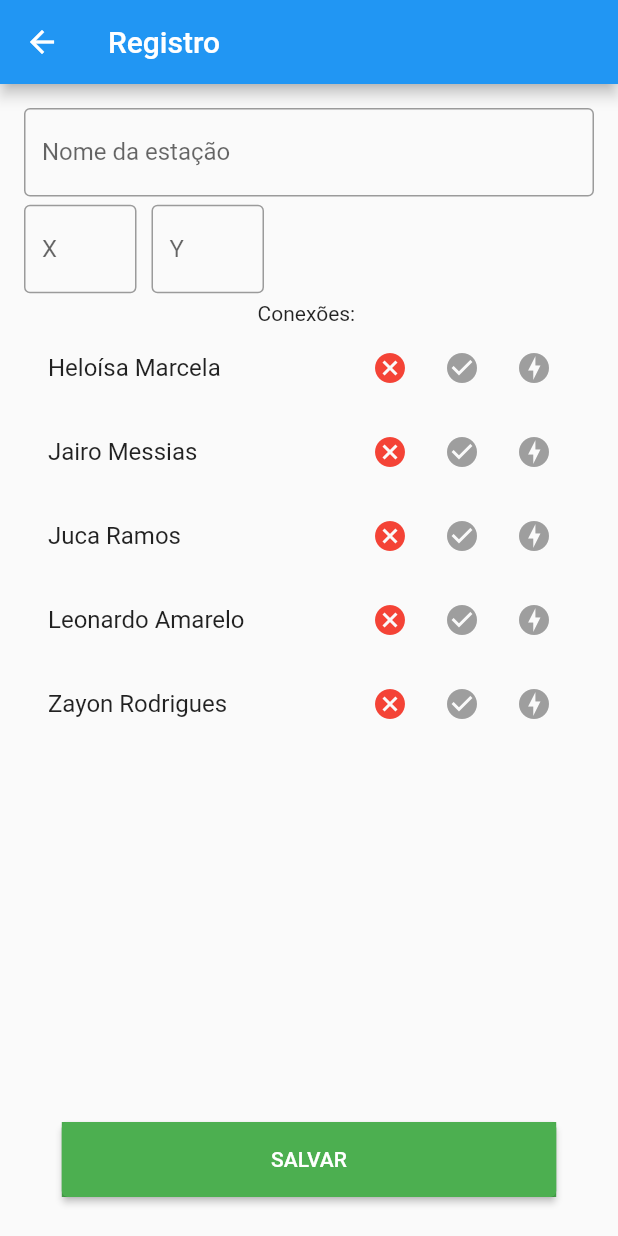
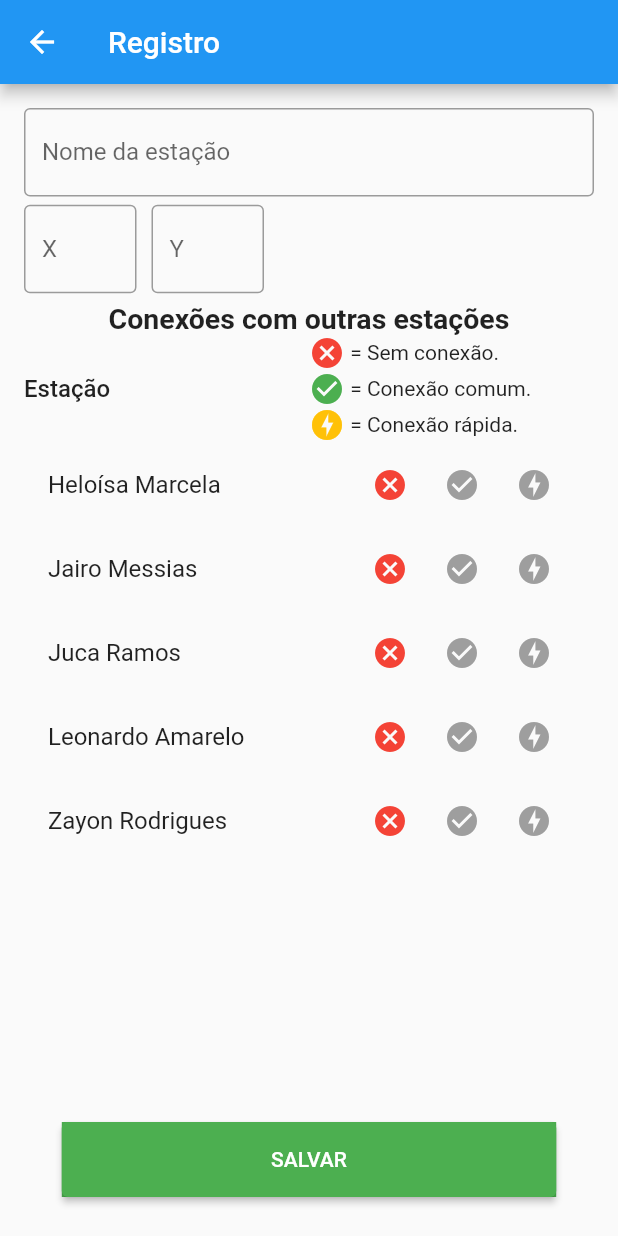
Before and after one commit to SantanaCosta/Route-Search, a Flutter app: the StationRegisterPage screen opened by its route, on a phone screen of 412 x 824 dp. Run offline on Flutter 3.47's test engine with Material 2 defaults, Android fonts, the phone set to English and light mode, and no system bars; our stand-ins replace hive; accounts and stored records are empty.

Commit message:
Ajustando labels registro de estações

```diff
--- a/route_search/lib/view/station_register_page.dart
+++ b/route_search/lib/view/station_register_page.dart
@@ -21,7 +21,7 @@ class _StationRegisterPageState extends State<StationRegisterPage> {
           child: Column(
             children: [
               _handleTextFields(context),
-              Text('Conexões: '),
+              _handleDescription(context),
               _handleConnectionsList(context),
               _handleSaveButton(context)
             ],
@@ -60,6 +60,52 @@ class _StationRegisterPageState extends State<StationRegisterPage> {
         ),
       ],
     );
+  }
+
+  Widget _handleDescription(BuildContext context) {
+    return Column(children: [
+      const Text(
+        'Conexões com outras estações',
+        style: TextStyle(
+          fontWeight: FontWeight.bold,
+          fontSize: 19,
+        ),
+      ),
+      Row(children: [
+        const Expanded(
+            child: Text(
+          'Estação',
+          style: TextStyle(
+            fontWeight: FontWeight.w500,
+            fontSize: 16,
+          ),
+        )),
+        Expanded(
+            child: Column(children: [
+          Row(children: const [
+            Icon(
+              Icons.cancel,
+              color: Colors.red,
+            ),
+            Text(' = Sem conexão.')
+          ]),
+          Row(children: const [
+            Icon(
+              Icons.check_circle,
+              color: Colors.green,
+            ),
+            Text(' = Conexão comum.')
+          ]),
+          Row(children: const [
+            Icon(
+              Icons.offline_bolt,
+              color: Colors.amber,
+            ),
+            Text(' = Conexão rápida.')
+          ])
+        ]))
+      ])
+    ]);
   }
 
   Widget _handleSaveButton(BuildContext context) {
```
